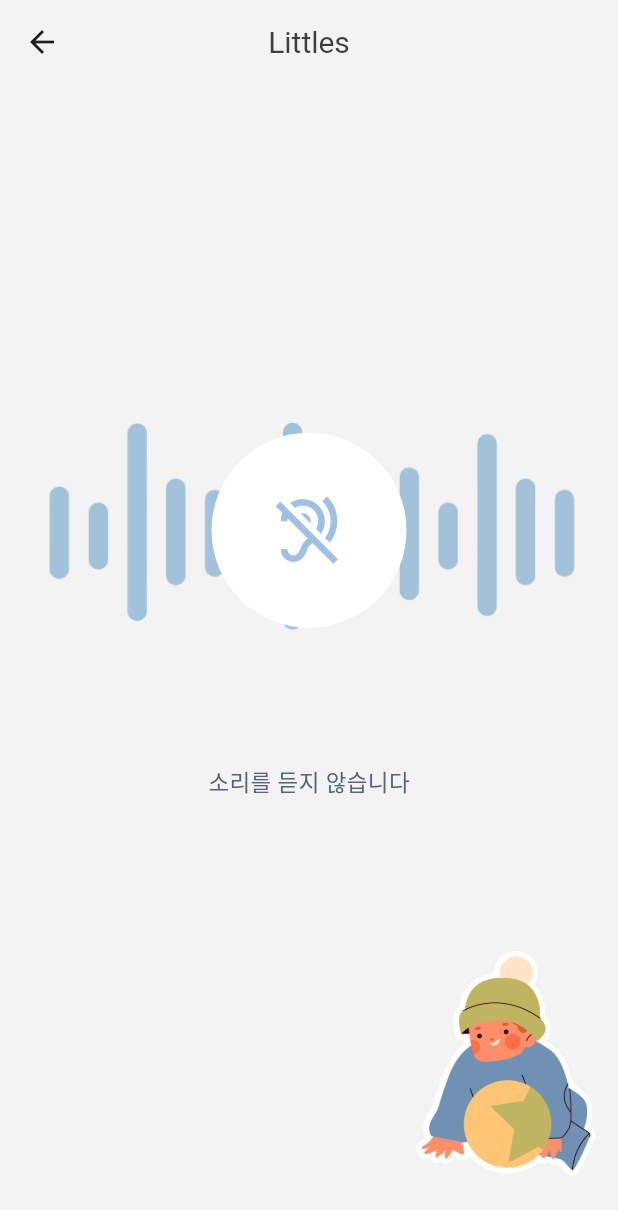
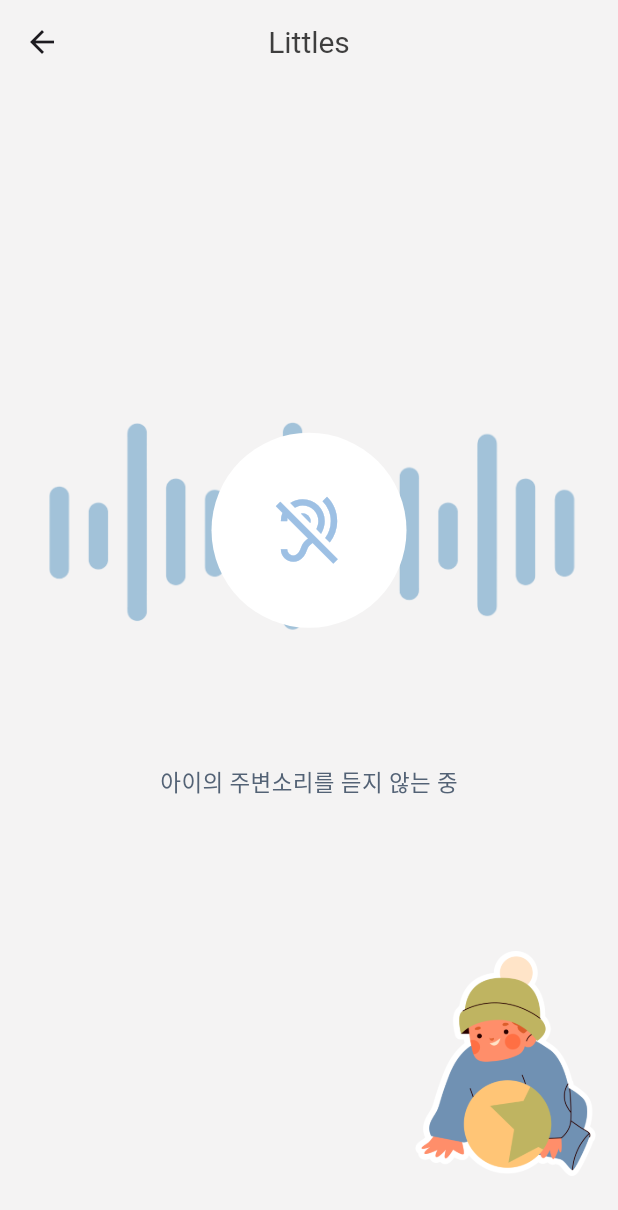
Before and after one commit to yuhaeun-la/LG_Flutter, a Flutter app: the SoundListeningView screen opened directly, on a phone screen of 412 x 824 dp. Shown: the top 1210 px of the screen. Run offline on Flutter 3.47's test engine with Material 3 defaults, Android fonts, the phone set to English and light mode, and no system bars; our stand-ins replace image_picker, lottie; Roboto replaces fonts that are missing (NanumSquareNeo, jalnan).

Commit message:
add:: text수정

```diff
--- a/lib/ui/views/parent/home/sound_listening_view.dart
+++ b/lib/ui/views/parent/home/sound_listening_view.dart
@@ -69,7 +69,7 @@ class _SoundListeningViewState extends State<SoundListeningView> {
               ),
               SizedBox(height: 20.0),
               Text(
-                isListening ? '주변 소리를 듣습니다' : '소리를 듣지 않습니다',
+                isListening ? '아이의 주변 소리를 듣는 중 ' : '아이의 주변소리를 듣지 않는 중',
                 style: TextStyle(
                   fontSize: 15.0,
                   fontFamily: 'NanumSquareNeo',
```
